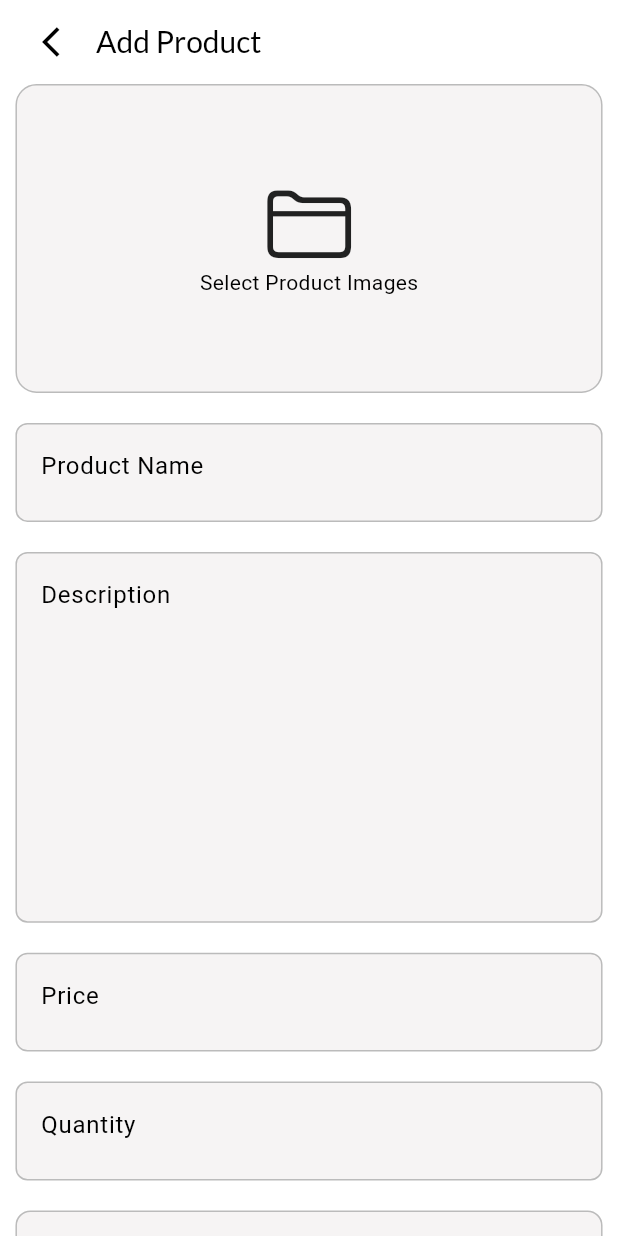
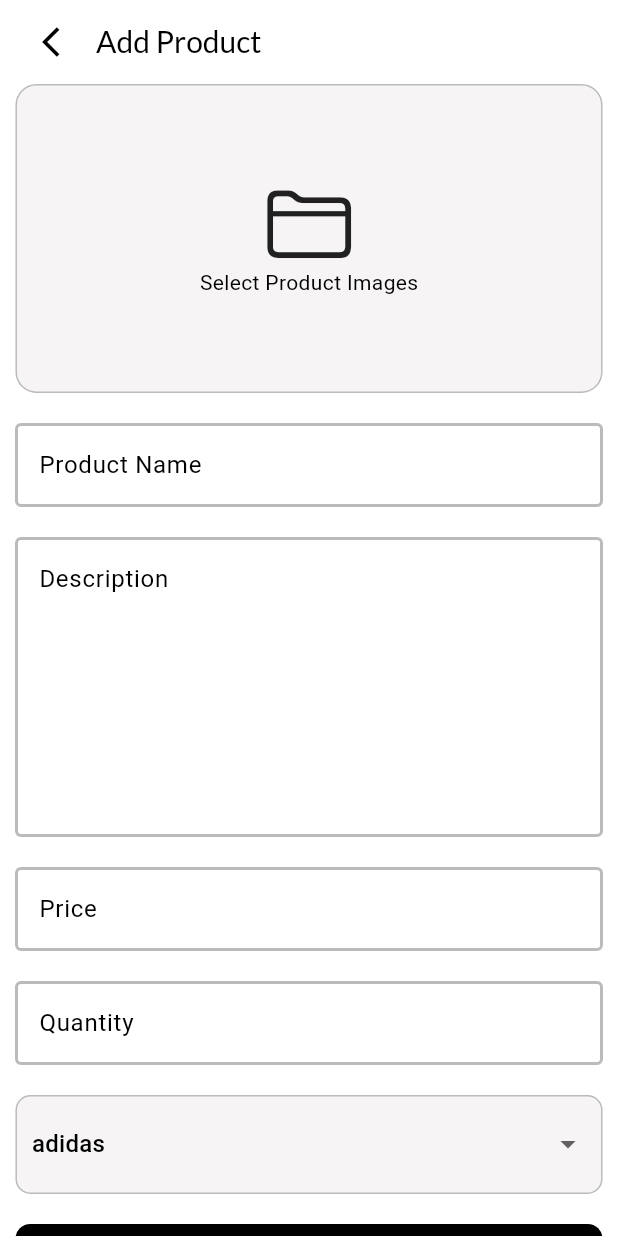
Before and after one commit to anees-dahot/shoper, a Flutter app: the AddProduct screen opened by its route, on a phone screen of 412 x 824 dp. Run offline on Flutter 3.47's test engine with Material 3 defaults, Android fonts, the light colour scheme and no system bars; our stand-ins replace badges, font_awesome_flutter, get, google_fonts, shared_preferences; accounts and stored records are empty.

Commit message:
Bug fixes

```diff
--- a/lib/features/admin/screens/add_product.dart
+++ b/lib/features/admin/screens/add_product.dart
@@ -2,8 +2,7 @@
 import 'package:google_fonts/google_fonts.dart';
 import 'package:shoper/features/admin/widgets/categories_dropdown.dart';
 import 'package:shoper/widgets/custom_button.dart';
-
-import '../widgets/custom_text_field.dart';
+import '../../../widgets/custom_textfield.dart';
 import '../widgets/image_selector_widget.dart';
 
 class AddProduct extends StatefulWidget {
@@ -21,10 +20,22 @@
 
   final TextEditingController productPriceController = TextEditingController();
 
+  final productDetailsForm = GlobalKey<FormState>();
+
   final TextEditingController productQuantityController =
       TextEditingController();
 
 
+
+      @override
+  void dispose() {
+    super.dispose();
+    productNameController.dispose();
+    productDescController.dispose();
+    productPriceController.dispose();
+    productQuantityController.dispose();
+
+  }
 
   @override
   Widget build(BuildContext context) {
@@ -56,47 +67,57 @@
           ),
           body: SingleChildScrollView(
             child: Center(
+              child: Form(
+                key: productDetailsForm,
                 child: Column(
-                crossAxisAlignment: CrossAxisAlignment.center,
                   children: [
                     ImageSelectorWidget(width: width, height: height),
                     const SizedBox(
                       height: 20,
                     ),
-                  CustomTextFIeld(
+                    Padding(
+                      padding: const EdgeInsets.symmetric(horizontal:  10.0),
+                      child: CustomTextField(
                           controller: productNameController,
                           hintText: 'Product Name',
-                      width: width * 0.95,
-                      height: height * 0.08),
+                       ),
+                    ),
                     const SizedBox(
                       height: 20,
                     ),
-                  CustomTextFIeld(
+                    Padding(
+                     padding: const EdgeInsets.symmetric(horizontal:  10.0),
+                      child: CustomTextField(
                           controller: productDescController,
-                      numberOfLines: 30,
+                          numberOfLines: 7,
                           hintText: 'Description',
-                      width: width * 0.95,
-                      height: height * 0.3),
+                          ),
+                    ),
                     const SizedBox(
                       height: 20,
                     ),
-                  CustomTextFIeld(
+                    Padding(
+                      padding: const EdgeInsets.symmetric(horizontal:  10.0),
+                      child: CustomTextField(
                           controller: productPriceController,
                           hintText: 'Price',
-                      width: width * 0.95,
-                      height: height * 0.08),
+                       ),
+                    ),
                     const SizedBox(
                       height: 20,
                     ),
-                  CustomTextFIeld(
+                    Padding(
+                     padding: const EdgeInsets.symmetric(horizontal:  10.0),
+                      child: CustomTextField(
                           controller: productQuantityController,
                           hintText: 'Quantity',
-                      width: width * 0.95,
-                      height: height * 0.08),
+                       ),
+                    ),
                     const SizedBox(
                       height: 20,
                     ),
                     MyDropdown(
+
                       width: width * 0.95,
                       height: height * 0.08,
                       items: const [
@@ -119,7 +140,11 @@
                     ),
                     CustomButton(
                       text: 'Save',
-                    onTap: () {},
+                      onTap: () {
+                        if (productDetailsForm.currentState!.validate()) {
+                          print('sds');
+                        }
+                      },
                       color: Colors.black,
                     ),
                     const SizedBox(
@@ -128,6 +153,7 @@
                   ],
                 ),
               ),
+            ),
           )),
     );
   }
--- a/lib/features/admin/widgets/categories_dropdown.dart
+++ b/lib/features/admin/widgets/categories_dropdown.dart
@@ -38,6 +38,7 @@
           border: Border.all(
               width: 1, color: const Color.fromARGB(255, 187, 187, 187))),
       child: DropdownButton<String>(
+
         borderRadius: BorderRadius.circular(10),
         underline: SizedBox(),
       value: widget.selectedValue,
@@ -48,7 +49,8 @@
           child: Text(item),
         );
       }).toList(),
-      onChanged:widget.onChanged
+      onChanged:widget.onChanged,
+
     )
     );
 
--- a/lib/features/admin/widgets/custom_text_field.dart
+++ b/lib/features/admin/widgets/custom_text_field.dart
@@ -1,8 +1,8 @@
 import 'package:flutter/material.dart';
 
 
-class CustomTextFIeld extends StatelessWidget {
-   CustomTextFIeld({
+class CustomTextFIeldAdmin extends StatelessWidget {
+   CustomTextFIeldAdmin({
     super.key,
     required this.width,
     required this.height,
@@ -33,6 +33,12 @@
         decoration: InputDecoration(
             hintText: hintText,
             border: const OutlineInputBorder(borderSide: BorderSide.none)),
+       validator: (value) {
+        if (value!.isEmpty || value == '') {
+          return 'Please enter your $hintText';
+        }
+        return null;
+      },
       ),
     );
   }
--- a/lib/features/auth/services/auth_service.dart
+++ b/lib/features/auth/services/auth_service.dart
@@ -11,7 +11,7 @@
 
 class AuthService {
 
-  final baseUrl = 'http://192.168.8.104:3000';
+  final baseUrl = 'http://192.168.8.100:3000';
   // sign up user
   void signUpUser({
     required BuildContext context,
--- a/lib/widgets/custom_button.dart
+++ b/lib/widgets/custom_button.dart
@@ -15,7 +15,9 @@
 
   @override
   Widget build(BuildContext context) {
-    return Container(
+    return GestureDetector(
+      onTap: onTap,
+      child: Container(
         alignment: Alignment.center,
        height: MediaQuery.of(context).size.height * 0.07,
        width: MediaQuery.of(context).size.width * 0.95,
@@ -30,6 +32,7 @@
             fontSize: 16
           ),)
         ),
+      ),
     );
   }
 }
--- a/lib/widgets/custom_textfield.dart
+++ b/lib/widgets/custom_textfield.dart
@@ -3,17 +3,20 @@
 class CustomTextField extends StatelessWidget {
   final String hintText;
   TextEditingController controller;
+  int? numberOfLines;
 
   CustomTextField({
     super.key,
     required this.hintText,
     required this.controller,
+      this.numberOfLines,
   });
 
   @override
   Widget build(BuildContext context) {
     return TextFormField(
       controller: controller,
+        maxLines: numberOfLines,
       decoration: InputDecoration(
         hintText: hintText,
         enabledBorder: const OutlineInputBorder(
@@ -21,12 +24,18 @@
               BorderSide(color: Color.fromARGB(68, 0, 0, 0), width: 2.0),
         ),
         focusedBorder: const OutlineInputBorder(
-          borderSide: BorderSide(color: Colors.orange, width: 2.0),
+          borderSide: BorderSide(color: Colors.black, width: 2.0),
+        ),
+        errorBorder:  const OutlineInputBorder(
+          borderSide: BorderSide(color: Colors.red, width: 2.0),
+        ),
+        focusedErrorBorder:  const OutlineInputBorder(
+          borderSide: BorderSide(color: Colors.red, width: 2.0),
         ),
       ),
       validator: (value) {
         if (value!.isEmpty) {
-          return 'Please enter your $hintText';
+          return 'Please enter $hintText';
         }
         return null;
       },
```
Also changed, not shown: lib/features/auth/screens/loginscreen.dart (+4 -4 lines). Lines whose indentation alone changed are shown as unchanged.
